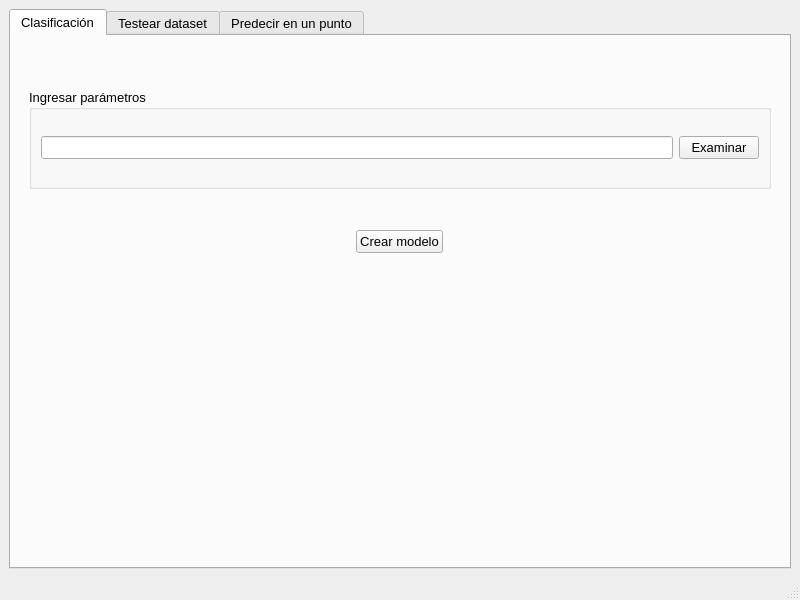
This is window.ui in gabrielhruza/iatpi as Qt 5 draws it before an edit. The edited form follows.
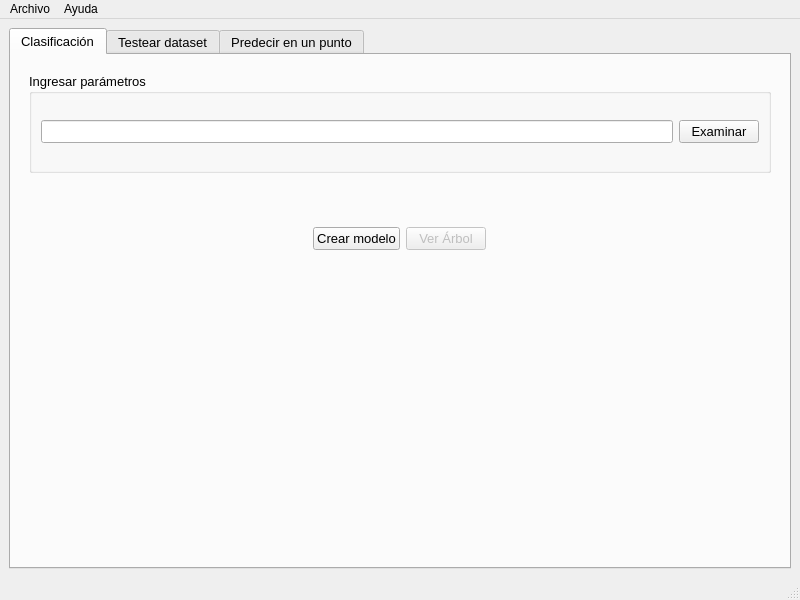
This is the edited form. The open tabs and pages were chosen to show the change. Custom widgets are drawn as their Qt base class.

Commit message: cambios en la gui

What changed in the file:
```diff
--- a/window.ui
+++ b/window.ui
@@ -84,10 +84,44 @@
             </widget>
            </item>
            <item alignment="Qt::AlignHCenter">
-            <widget class="QPushButton" name="crear_modelo">
-             <property name="text">
-              <string>Crear modelo</string>
+            <widget class="QWidget" name="widget_7" native="true">
+             <property name="maximumSize">
+              <size>
+               <width>300</width>
+               <height>16777215</height>
+              </size>
              </property>
+             <layout class="QGridLayout" name="gridLayout">
+              <item row="0" column="0">
+               <widget class="QPushButton" name="crear_modelo">
+                <property name="maximumSize">
+                 <size>
+                  <width>100</width>
+                  <height>16777215</height>
+                 </size>
+                </property>
+                <property name="text">
+                 <string>Crear modelo</string>
+                </property>
+               </widget>
+              </item>
+              <item row="0" column="1">
+               <widget class="QPushButton" name="ver_arbol">
+                <property name="enabled">
+                 <bool>false</bool>
+                </property>
+                <property name="maximumSize">
+                 <size>
+                  <width>100</width>
+                  <height>16777215</height>
+                 </size>
+                </property>
+                <property name="text">
+                 <string>Ver Árbol</string>
+                </property>
+               </widget>
+              </item>
+             </layout>
             </widget>
            </item>
           </layout>
@@ -479,6 +513,22 @@
      <height>21</height>
     </rect>
    </property>
+   <widget class="QMenu" name="menuArchivo">
+    <property name="title">
+     <string>Archivo</string>
+    </property>
+    <addaction name="actionSalir"/>
+   </widget>
+   <widget class="QMenu" name="menuAyuda">
+    <property name="title">
+     <string>Ayuda</string>
+    </property>
+    <addaction name="actionTutorial"/>
+    <addaction name="separator"/>
+    <addaction name="actionAcerca_de"/>
+   </widget>
+   <addaction name="menuArchivo"/>
+   <addaction name="menuAyuda"/>
   </widget>
   <widget class="QStatusBar" name="statusbar"/>
  </widget>
```
Left out of the diff: 21 changed lines with no effect on the pictures.
